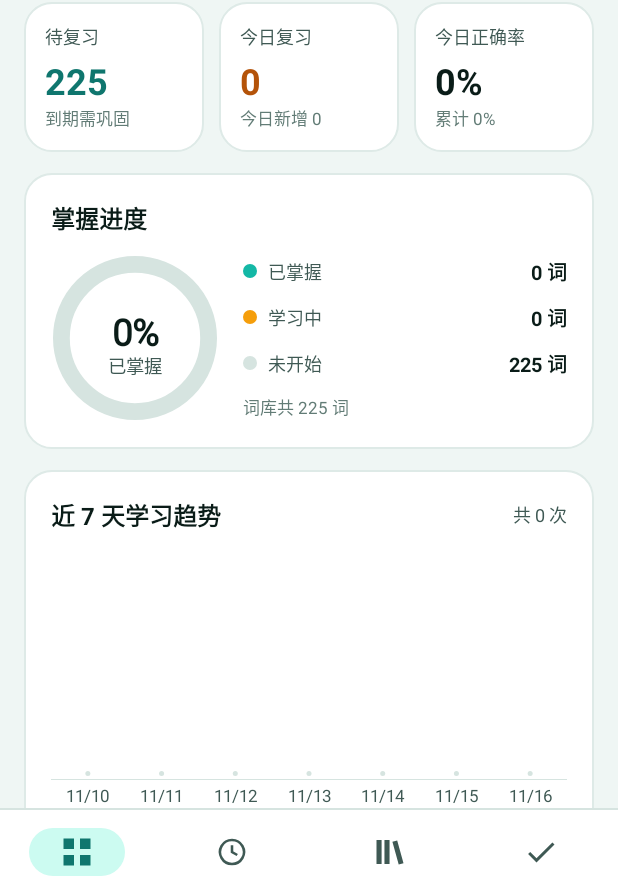
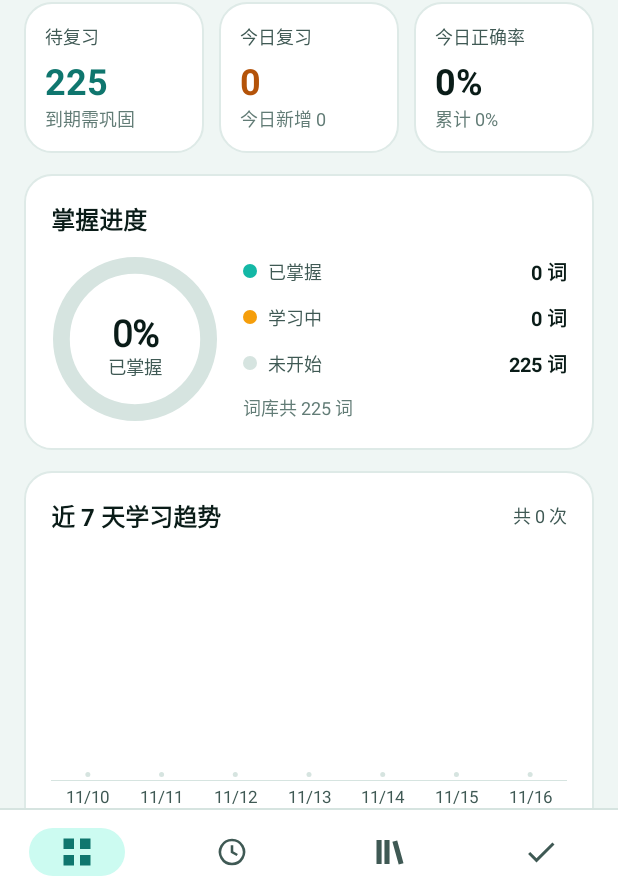
Before and after one commit to duojinlangman/android-design, an Android app: the screen it shows after launch (MainActivity), on a phone screen of 412 x 824 dp. Shown: the part 306-1193 px from the top of the screen. Run offline under Robolectric (Android 15) with nearby library versions, the phone set to English and light mode, and no system bars.

Commit message:
界面可读性优化：说明文字整体放大一档，卡片标题与提示字号提高，统一浅色主题

```diff
--- a/app/src/main/res/layout/activity_study.xml
+++ b/app/src/main/res/layout/activity_study.xml
@@ -77,7 +77,7 @@
             android:paddingRight="10dp"
             android:paddingBottom="4dp"
             android:textColor="@color/brand_dark"
-            android:textSize="11sp" />
+            android:textSize="12sp" />
 
         <TextView
             android:id="@+id/tvWord"
--- a/app/src/main/res/layout/dialog_add_word.xml
+++ b/app/src/main/res/layout/dialog_add_word.xml
@@ -54,7 +54,7 @@
         android:layout_height="wrap_content"
         android:layout_marginTop="6dp"
         android:textColor="@color/text_tertiary"
-        android:textSize="10sp"
+        android:textSize="11sp"
         android:visibility="gone" />
 
     <TextView
@@ -63,5 +63,5 @@
         android:layout_marginTop="10dp"
         android:text="新词会直接进入艾宾浩斯复习队列，现在就可以开始复习"
         android:textColor="@color/text_tertiary"
-        android:textSize="11sp" />
+        android:textSize="12sp" />
 </LinearLayout>
--- a/app/src/main/res/layout/fragment_dashboard.xml
+++ b/app/src/main/res/layout/fragment_dashboard.xml
@@ -120,7 +120,7 @@
                     android:layout_width="wrap_content"
                     android:layout_height="wrap_content"
                     android:textColor="@color/text_tertiary"
-                    android:textSize="11sp" />
+                    android:textSize="12sp" />
             </LinearLayout>
 
             <LinearLayout
@@ -153,7 +153,7 @@
                     android:layout_width="wrap_content"
                     android:layout_height="wrap_content"
                     android:textColor="@color/text_tertiary"
-                    android:textSize="11sp" />
+                    android:textSize="12sp" />
             </LinearLayout>
 
             <LinearLayout
@@ -186,7 +186,7 @@
                     android:layout_width="wrap_content"
                     android:layout_height="wrap_content"
                     android:textColor="@color/text_tertiary"
-                    android:textSize="11sp" />
+                    android:textSize="12sp" />
             </LinearLayout>
         </LinearLayout>
 
@@ -321,7 +321,7 @@
                         android:layout_height="wrap_content"
                         android:layout_marginTop="10dp"
                         android:textColor="@color/text_tertiary"
-                        android:textSize="11sp" />
+                        android:textSize="12sp" />
                 </LinearLayout>
             </LinearLayout>
         </LinearLayout>
@@ -382,7 +382,7 @@
                     android:layout_marginStart="6dp"
                     android:text="复习次数"
                     android:textColor="@color/text_secondary"
-                    android:textSize="11sp" />
+                    android:textSize="12sp" />
 
                 <View
                     android:layout_width="9dp"
@@ -397,7 +397,7 @@
                     android:layout_marginStart="6dp"
                     android:text="新增单词"
                     android:textColor="@color/text_secondary"
-                    android:textSize="11sp" />
+                    android:textSize="12sp" />
             </LinearLayout>
         </LinearLayout>
 
--- a/app/src/main/res/layout/item_book.xml
+++ b/app/src/main/res/layout/item_book.xml
@@ -65,7 +65,7 @@
             android:layout_height="wrap_content"
             android:layout_marginTop="8dp"
             android:textColor="@color/text_tertiary"
-            android:textSize="11sp" />
+            android:textSize="12sp" />
     </LinearLayout>
 
     <ImageView
--- a/app/src/main/res/layout/item_queue_word.xml
+++ b/app/src/main/res/layout/item_queue_word.xml
@@ -55,7 +55,7 @@
             android:paddingRight="9dp"
             android:paddingBottom="4dp"
             android:textColor="@color/brand_dark"
-            android:textSize="10sp" />
+            android:textSize="11sp" />
 
         <TextView
             android:id="@+id/tvNext"
@@ -63,6 +63,6 @@
             android:layout_height="wrap_content"
             android:layout_marginTop="6dp"
             android:textColor="@color/text_tertiary"
-            android:textSize="11sp" />
+            android:textSize="12sp" />
     </LinearLayout>
 </LinearLayout>
--- a/app/src/main/res/layout/item_word.xml
+++ b/app/src/main/res/layout/item_word.xml
@@ -43,7 +43,7 @@
                 android:paddingRight="7dp"
                 android:paddingBottom="2dp"
                 android:textColor="@color/brand_dark"
-                android:textSize="9sp" />
+                android:textSize="11sp" />
         </LinearLayout>
 
         <TextView
--- a/app/src/main/res/values-night/themes.xml
+++ b/app/src/main/res/values-night/themes.xml
@@ -1,7 +1,22 @@
 <resources xmlns:tools="http://schemas.android.com/tools">
-    <!-- Base application theme. -->
-    <style name="Base.Theme.Dancijiyi" parent="Theme.Material3.DayNight.NoActionBar">
-        <!-- Customize your dark theme here. -->
-        <!-- <item name="colorPrimary">@color/my_dark_primary</item> -->
+    <!-- 夜间限定目录沿用浅色主题：避免深色系统下出现浅底深字与深色控件的混搭，
+         保证配色始终一致、文字清晰可读 -->
+    <style name="Base.Theme.Dancijiyi" parent="Theme.Material3.Light.NoActionBar">
+        <item name="colorPrimary">@color/brand</item>
+        <item name="colorOnPrimary">@color/white</item>
+        <item name="colorPrimaryContainer">@color/brand_light</item>
+        <item name="colorOnPrimaryContainer">@color/brand_dark</item>
+        <item name="colorSecondary">@color/accent</item>
+        <item name="colorOnSecondary">@color/white</item>
+        <item name="colorSurface">@color/surface</item>
+        <item name="android:colorBackground">@color/bg</item>
+        <item name="colorOnSurface">@color/text_primary</item>
+        <item name="colorOnSurfaceVariant">@color/text_secondary</item>
+        <item name="android:textColorPrimary">@color/text_primary</item>
+        <item name="android:textColorSecondary">@color/text_secondary</item>
+        <item name="android:statusBarColor">@android:color/transparent</item>
+        <item name="android:navigationBarColor">@android:color/transparent</item>
+        <item name="android:windowLightStatusBar">true</item>
+        <item name="android:windowLightNavigationBar">true</item>
     </style>
 </resources>
--- a/app/src/main/res/values/themes.xml
+++ b/app/src/main/res/values/themes.xml
@@ -1,5 +1,5 @@
 <resources xmlns:tools="http://schemas.android.com/tools">
-    <style name="Base.Theme.Dancijiyi" parent="Theme.Material3.DayNight.NoActionBar">
+    <style name="Base.Theme.Dancijiyi" parent="Theme.Material3.Light.NoActionBar">
         <item name="colorPrimary">@color/brand</item>
         <item name="colorOnPrimary">@color/white</item>
         <item name="colorPrimaryContainer">@color/brand_light</item>
@@ -21,13 +21,13 @@
     <style name="Theme.Dancijiyi" parent="Base.Theme.Dancijiyi" />
 
     <style name="CardTitle">
-        <item name="android:textSize">15sp</item>
+        <item name="android:textSize">16sp</item>
         <item name="android:textStyle">bold</item>
         <item name="android:textColor">@color/text_primary</item>
     </style>
 
     <style name="CardHint">
-        <item name="android:textSize">12sp</item>
+        <item name="android:textSize">13sp</item>
         <item name="android:textColor">@color/text_secondary</item>
     </style>
 </resources>
```
